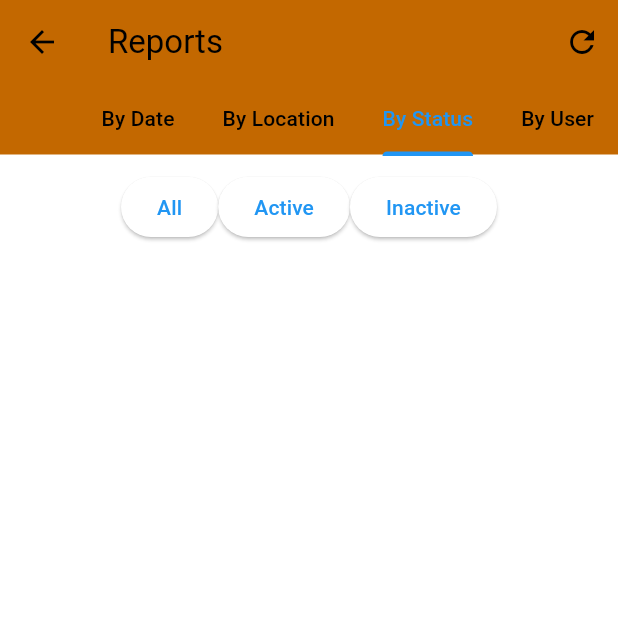
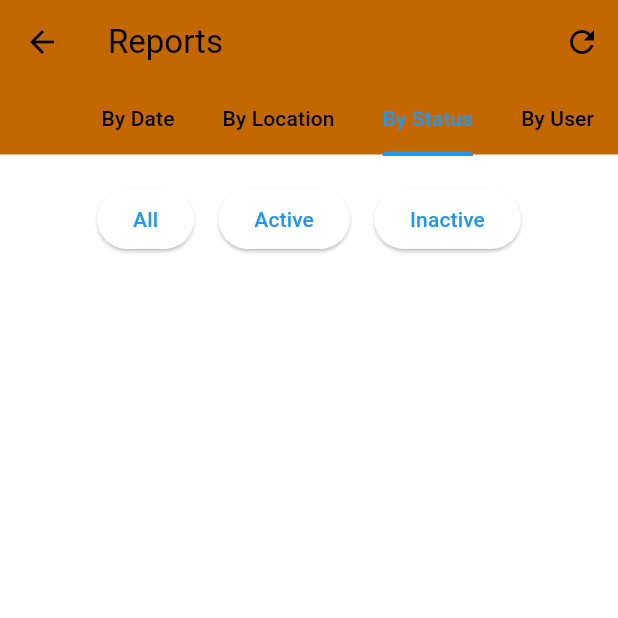
Before and after one commit to vishwesh5544/polmitra_user, a Flutter app: the EventReportScreen screen opened directly, tab 3 chosen, on a phone screen of 412 x 824 dp, the top half of it. Run offline on Flutter 3.47's test engine with Material 3 defaults, Android fonts, the phone set to English and light mode, and no system bars; our stand-ins replace cached_network_image, carousel_slider, cloud_firestore, firebase_auth, firebase_core, firebase_storage and 9 more; accounts and stored records are empty; generated files the repository leaves out were written again.

Commit message:
ui tune for reports

```diff
--- a/lib/screens/event_report/by_status.dart
+++ b/lib/screens/event_report/by_status.dart
@@ -2,6 +2,7 @@ import 'package:flutter/material.dart';
 import 'package:intl/intl.dart';
 import 'package:provider/provider.dart';
 import 'package:user_app/models/event.dart';
+import 'package:user_app/screens/common/event_details_screen.dart';
 
 class ByStatusTab extends StatefulWidget {
   const ByStatusTab({super.key});
@@ -38,7 +39,9 @@ class _ByStatusTabState extends State<ByStatusTab> {
           child: Row(
             mainAxisAlignment: MainAxisAlignment.spaceEvenly,
             children: [
-              ElevatedButton(
+              Padding(
+                padding: const EdgeInsets.all(8.0),
+                child: ElevatedButton(
                   onPressed: () {
                     setState(() {
                       byStatusEventList = events;
@@ -46,7 +49,10 @@ class _ByStatusTabState extends State<ByStatusTab> {
                   },
                   child: const Text('All'),
                 ),
-              ElevatedButton(
+              ),
+              Padding(
+                padding: const EdgeInsets.all(8.0),
+                child: ElevatedButton(
                   onPressed: () {
                     setState(() {
                       byStatusEventList = events.where((event) => event.isActive).toList();
@@ -54,13 +60,17 @@ class _ByStatusTabState extends State<ByStatusTab> {
                   },
                   child: const Text('Active'),
                 ),
-              ElevatedButton(
+              ),
+              Padding(
+                padding: const EdgeInsets.all(8.0),
+                child: ElevatedButton(
                   onPressed: () {
                     setState(() {
                       byStatusEventList = events.where((event) => !event.isActive).toList();
                     });
                   },
                   child: const Text('Inactive'),
+                ),
               ),
             ],
           ),
@@ -72,8 +82,19 @@ class _ByStatusTabState extends State<ByStatusTab> {
             itemBuilder: (context, index) {
               final event = byStatusEventList[index];
               return ListTile(
+                onTap: () {
+                  Navigator.push(
+                    context,
+                    MaterialPageRoute(
+                      builder: (context) => EventDetailsScreen(event: event),
+                    ),
+                  );
+                },
+                leading: CircleAvatar(
+                  child: Text(event.eventName[0]),
+                ),
                 title: Text(event.eventName),
-                subtitle: Text(event.description),
+                subtitle: Text(event.description, maxLines: 1, overflow: TextOverflow.ellipsis),
                 trailing: Text(event.date),
               );
             },
```
Also changed, not shown: lib/screens/event_report/by_date.dart (+14 -3 lines), lib/screens/event_report/by_location.dart (+13 -1 lines). Lines whose indentation alone changed are shown as unchanged.
